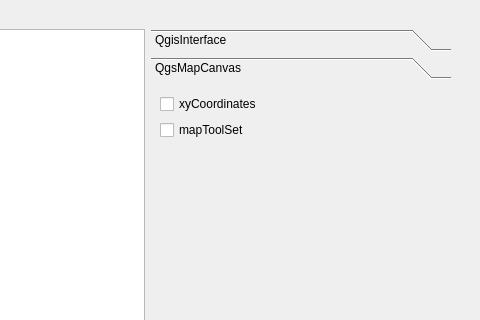
This is examples/foss4g2011_example3/ui_foss4g2011_example3.ui in cugos/qgisworkshop_org as Qt 5 draws it before an edit; both pictures show x 381 to 861 and y 0 to 320 of the 861 by 686 pixel window. The edited form follows.
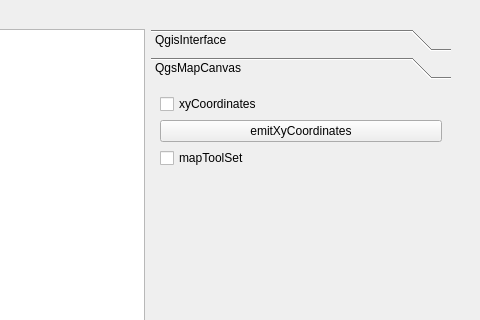
This is the edited form. The open tabs and pages were chosen to show the change.

Patch:
```diff
--- a/examples/foss4g2011_example3/ui_foss4g2011_example3.ui
+++ b/examples/foss4g2011_example3/ui_foss4g2011_example3.ui
@@ -89,8 +89,8 @@
                  <rect>
                   <x>0</x>
                   <y>0</y>
-                  <width>148</width>
-                  <height>76</height>
+                  <width>300</width>
+                  <height>502</height>
                  </rect>
                 </property>
                 <attribute name="label">
@@ -106,6 +106,13 @@
                      </property>
                     </widget>
                    </item>
+                   <item>
+                    <widget class="QPushButton" name="emitXYCoordinates">
+                     <property name="text">
+                      <string>emitXyCoordinates</string>
+                     </property>
+                    </widget>
+                   </item>
                    <item>
                     <widget class="QCheckBox" name="mapToolSetCheckBox">
                      <property name="text">
```
Left out of the diff: 6 changed lines with no effect on the pictures.
